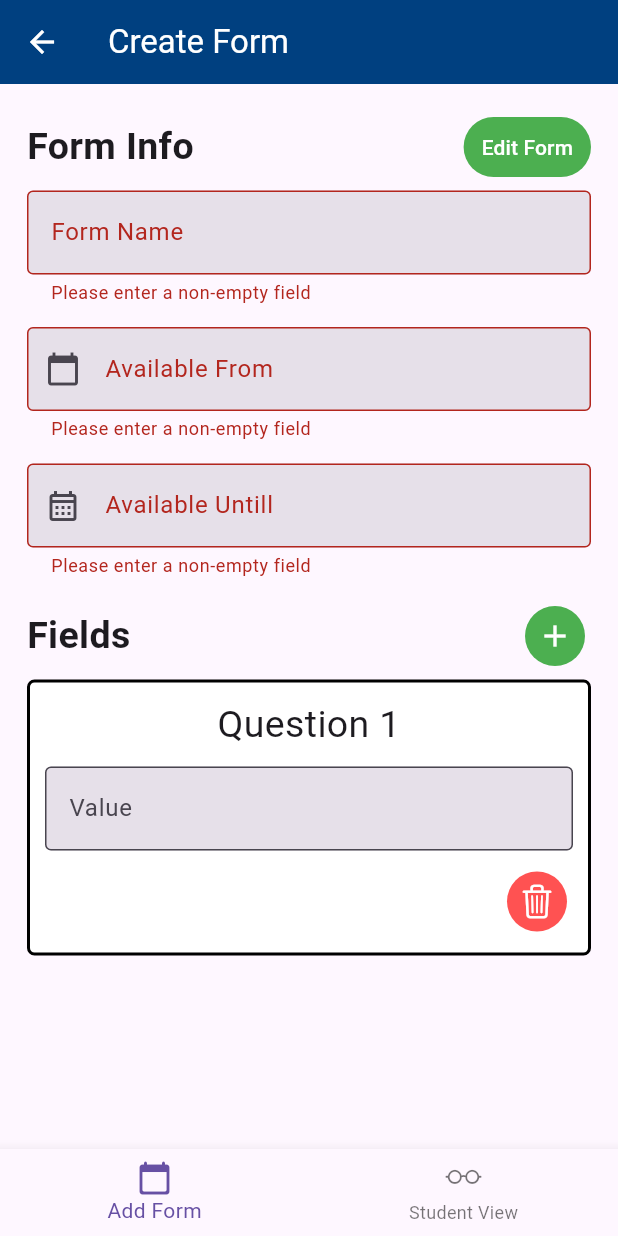
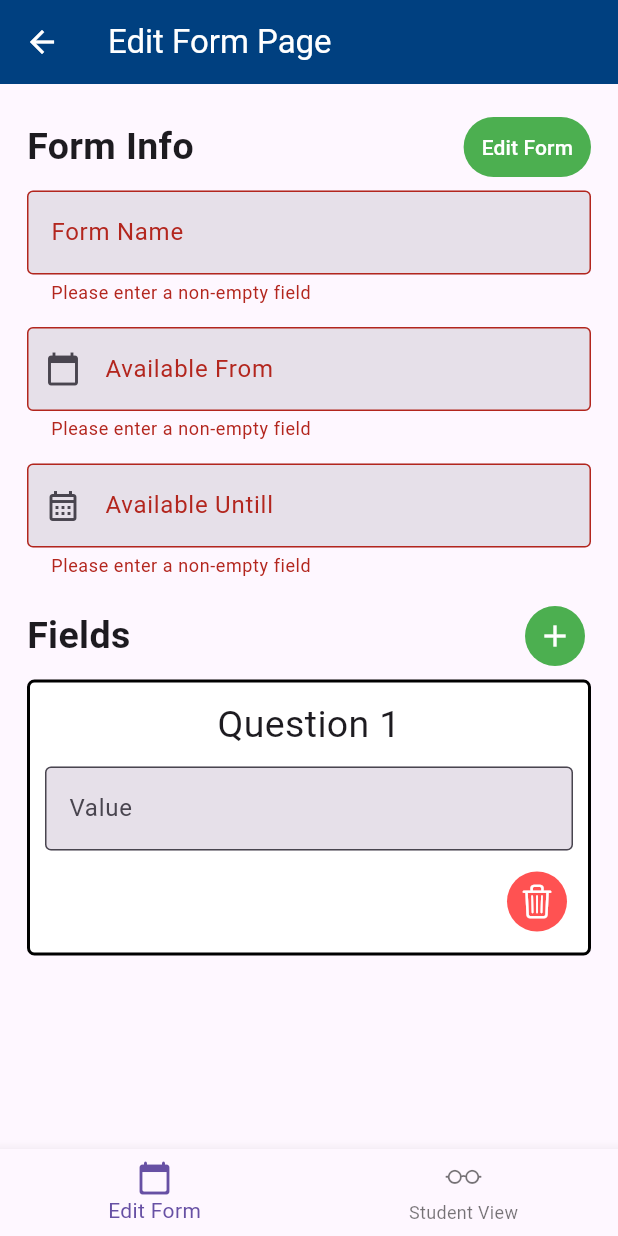
Before and after one commit to muzamil-dev/Peer-Review-MERN-Stack, a Flutter app: the EditForm screen opened by its route, after a tap on "Edit Form", after a tap on the "add" icon, on a phone screen of 412 x 824 dp. Run offline on Flutter 3.47's test engine with Material 3 defaults, Android fonts, the phone set to English and light mode, and no system bars; our stand-ins replace jwt_decoder, shared_preferences; accounts and stored records are empty; network calls fail.

Commit message:
Added Validation for Empty Fields on Edit Form and Create Form pages

```diff
--- a/flutter_application/lib/src/forms/edit_form.dart
+++ b/flutter_application/lib/src/forms/edit_form.dart
@@ -56,7 +56,8 @@ class _EditFormState extends State<EditForm> {
             valueControllers.add(TextEditingController(text: question));
           }
           // Slices Strings to Not include Extraneous info other than date
-          availableFromController.text = jsonResponse['startDate'].substring(0, 10);
+          availableFromController.text =
+              jsonResponse['startDate'].substring(0, 10);
           dueUntillController.text = jsonResponse['dueDate'].substring(0, 10);
 
           formName.text = 'MANUAL ASSIGNMENT NAME';
@@ -95,9 +96,7 @@ class _EditFormState extends State<EditForm> {
       if (response.statusCode == 200) {
         print("Succesfully Edited Assignment!");
         ScaffoldMessenger.of(context).showSnackBar(
-          const SnackBar(
-              content: Text('Succesfully Edited Assignment'))
-        );
+            const SnackBar(content: Text('Succesfully Edited Assignment')));
         // Route Back To Admin Page
       }
     } catch (error) {
@@ -127,6 +126,18 @@ class _EditFormState extends State<EditForm> {
     }
   }
 
+  bool isValidForm(GlobalKey key) {
+    if (_formKey.currentState!.validate() == false) {
+      print("Validation Failed!");
+      return false;
+    }
+
+    if (valueControllers.isEmpty) {
+      return false;
+    }
+    return true;
+  }
+
   Widget editFormsPage(BuildContext context) {
     return Scaffold(
       resizeToAvoidBottomInset: false,
@@ -154,11 +165,14 @@ class _EditFormState extends State<EditForm> {
                             ),
                             TextButton(
                               onPressed: () async {
-                                if (_formKey.currentState!.validate() ==
-                                    false) {
-                                  print("Validation Failed!");
+                                if (isValidForm(_formKey) == false) {
+                                  ScaffoldMessenger.of(context)
+                                      .showSnackBar(const SnackBar(
+                                    content: Text('Create Form Failed: \nLook at Student View Page for Errors'),
+                                  ));
                                   return;
                                 }
+
                                 List<String> questions = [];
                                 for (var field in valueControllers) {
                                   questions.add(field.text);
@@ -597,7 +611,7 @@ class _EditFormState extends State<EditForm> {
             mainAxisAlignment: MainAxisAlignment.spaceBetween,
             children: [
               Text(
-                'Create Form',
+                'Edit Form Page',
                 style: TextStyle(color: Colors.white),
               ),
               // Submits and Resets Form
@@ -612,7 +626,7 @@ class _EditFormState extends State<EditForm> {
           type: BottomNavigationBarType.fixed,
           items: const [
             BottomNavigationBarItem(
-                icon: Icon(Icons.calendar_today_rounded), label: 'Add Form'),
+                icon: Icon(Icons.calendar_today_rounded), label: 'Edit Form'),
             BottomNavigationBarItem(
               icon: Icon(CupertinoIcons.eyeglasses),
               label: 'Student View',
```
Also changed, not shown: flutter_application/lib/src/forms/create_form.dart (+22 -6 lines).
